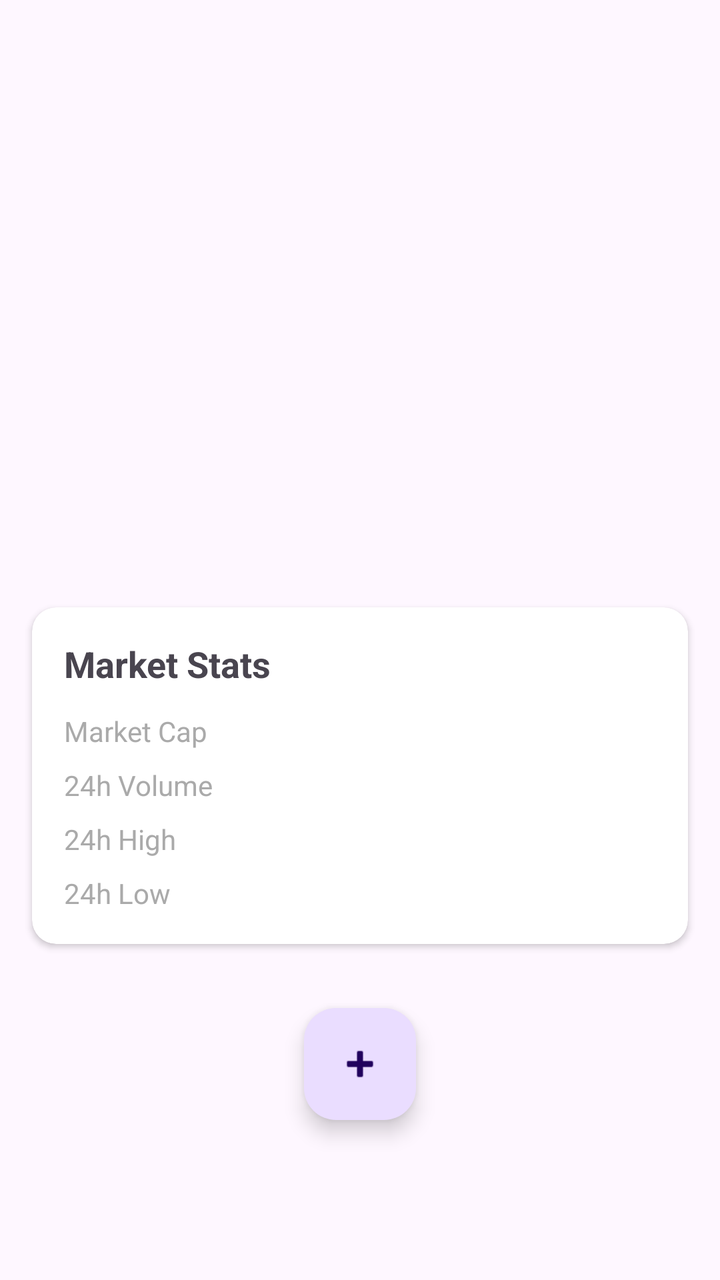
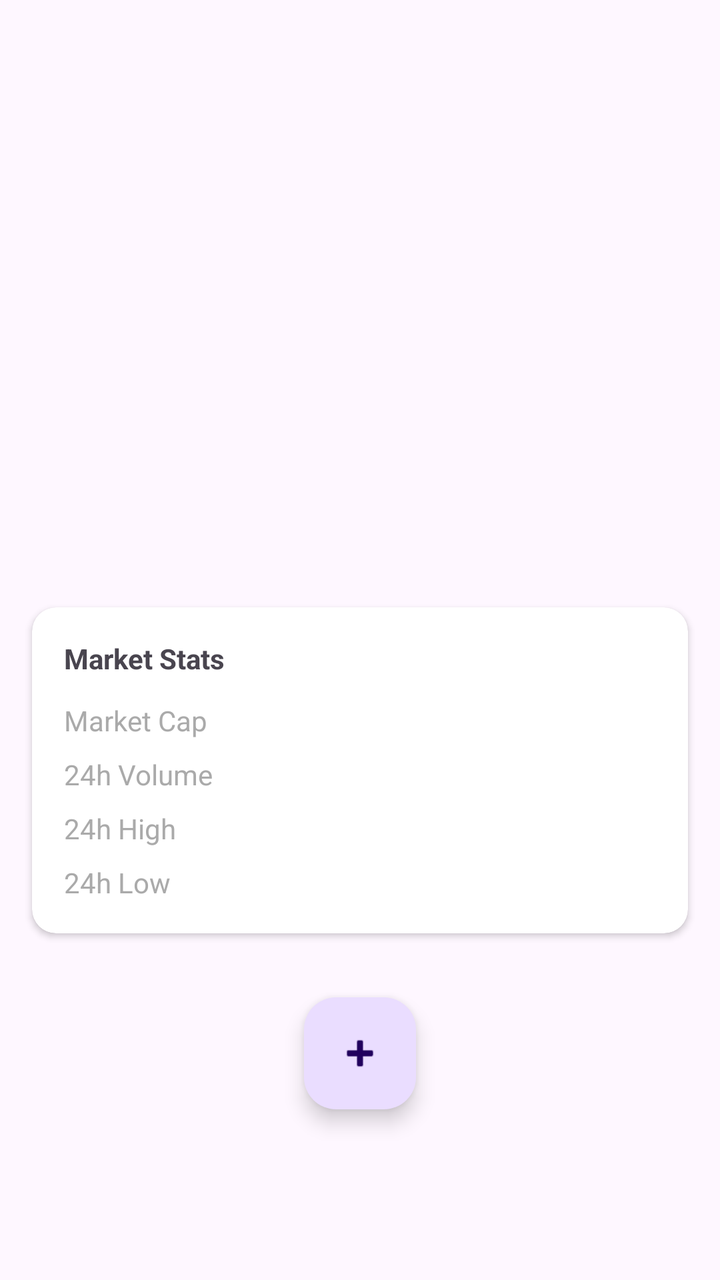

Two renders of the same Android screen: before a commit and after it. Below are the layout's source before the change and the commit's diff.
<!-- AndroidManifest.xml: application theme Theme.CryptoTracker -->
<!-- res/layout/activity_coin_detail.xml -->
<?xml version="1.0" encoding="utf-8"?>
<androidx.core.widget.NestedScrollView
    xmlns:android="http://schemas.android.com/apk/res/android"
    xmlns:app="http://schemas.android.com/apk/res-auto"
    android:layout_width="match_parent"
    android:layout_height="match_parent">

    <LinearLayout
        android:layout_width="match_parent"
        android:layout_height="wrap_content"
        android:orientation="vertical">

        <com.google.android.material.appbar.AppBarLayout
            android:layout_width="match_parent"
            android:layout_height="wrap_content">

            <com.google.android.material.appbar.MaterialToolbar
                android:id="@+id/toolbar"
                android:layout_width="match_parent"
                android:layout_height="?attr/actionBarSize"/>

        </com.google.android.material.appbar.AppBarLayout>

        <ImageView
            android:id="@+id/coinImage"
            android:layout_width="80dp"
            android:layout_height="80dp"
            android:layout_gravity="center"
            android:layout_margin="16dp"
            android:contentDescription="Coin image"/>

        <TextView
            android:id="@+id/coinName"
            android:layout_width="wrap_content"
            android:layout_height="wrap_content"
            android:layout_gravity="center"
            android:textSize="24sp"
            android:textStyle="bold"/>

        <TextView
            android:id="@+id/coinPrice"
            android:layout_width="wrap_content"
            android:layout_height="wrap_content"
            android:layout_gravity="center"
            android:textSize="32sp"
            android:textStyle="bold"
            android:layout_marginTop="8dp"/>

        <TextView
            android:id="@+id/coinChange"
            android:layout_width="wrap_content"
            android:layout_height="wrap_content"
            android:layout_gravity="center"
            android:textSize="18sp"
            android:layout_marginTop="4dp"/>

        <androidx.cardview.widget.CardView
            xmlns:app="http://schemas.android.com/apk/res-auto"
            android:layout_width="match_parent"
            android:layout_height="wrap_content"
            android:layout_margin="16dp"
            app:cardCornerRadius="12dp"
            app:cardElevation="2dp">

            <LinearLayout
                android:layout_width="match_parent"
                android:layout_height="wrap_content"
                android:orientation="vertical"
                android:padding="16dp">

                <TextView
                    android:layout_width="wrap_content"
                    android:layout_height="wrap_content"
                    android:text="Market Stats"
                    android:textSize="18sp"
                    android:textStyle="bold"
                    android:layout_marginBottom="12dp"/>

                <LinearLayout
                    android:layout_width="match_parent"
                    android:layout_height="wrap_content"
                    android:orientation="horizontal"
                    android:layout_marginBottom="8dp">

                    <TextView
                        android:layout_width="0dp"
                        android:layout_height="wrap_content"
                        android:layout_weight="1"
                        android:text="Market Cap"
                        android:textColor="@android:color/darker_gray"/>

                    <TextView
                        android:id="@+id/coinMarketCap"
                        android:layout_width="wrap_content"
                        android:layout_height="wrap_content"
                        android:textStyle="bold"/>

                </LinearLayout>

                <LinearLayout
                    android:layout_width="match_parent"
                    android:layout_height="wrap_content"
                    android:orientation="horizontal"
                    android:layout_marginBottom="8dp">

                    <TextView
                        android:layout_width="0dp"
                        android:layout_height="wrap_content"
                        android:layout_weight="1"
                        android:text="24h Volume"
                        android:textColor="@android:color/darker_gray"/>

                    <TextView
                        android:id="@+id/coinVolume"
                        android:layout_width="wrap_content"
                        android:layout_height="wrap_content"
                        android:textStyle="bold"/>

                </LinearLayout>

                <LinearLayout
                    android:layout_width="match_parent"
                    android:layout_height="wrap_content"
                    android:orientation="horizontal"
                    android:layout_marginBottom="8dp">

                    <TextView
                        android:layout_width="0dp"
                        android:layout_height="wrap_content"
                        android:layout_weight="1"
                        android:text="24h High"
                        android:textColor="@android:color/darker_gray"/>

                    <TextView
                        android:id="@+id/coinHigh"
                        android:layout_width="wrap_content"
                        android:layout_height="wrap_content"
                        android:textStyle="bold"/>

                </LinearLayout>

                <LinearLayout
                    android:layout_width="match_parent"
                    android:layout_height="wrap_content"
                    android:orientation="horizontal">

                    <TextView
                        android:layout_width="0dp"
                        android:layout_height="wrap_content"
                        android:layout_weight="1"
                        android:text="24h Low"
                        android:textColor="@android:color/darker_gray"/>

                    <TextView
                        android:id="@+id/coinLow"
                        android:layout_width="wrap_content"
                        android:layout_height="wrap_content"
                        android:textStyle="bold"/>

                </LinearLayout>

            </LinearLayout>

        </androidx.cardview.widget.CardView>

        <com.google.android.material.floatingactionbutton.FloatingActionButton
            android:id="@+id/fab"
            android:layout_width="wrap_content"
            android:layout_height="wrap_content"
            android:layout_gravity="center"
            android:layout_margin="16dp"
            android:contentDescription="Add to portfolio"
            app:srcCompat="@android:drawable/ic_input_add"/>

    </LinearLayout>

</androidx.core.widget.NestedScrollView>
<!-- resources referenced by this layout -->
<resources>
  <style name="Theme.CryptoTracker" parent="Base.Theme.CryptoTracker" />
  <style name="Base.Theme.CryptoTracker" parent="Theme.Material3.DayNight.NoActionBar">
      </style>
</resources>

<!-- the commit's change to res/layout/activity_coin_detail.xml (unified diff, before → after) -->
@@ -4,7 +4,6 @@
     xmlns:app="http://schemas.android.com/apk/res-auto"
     android:layout_width="match_parent"
     android:layout_height="match_parent">
-
     <LinearLayout
         android:layout_width="match_parent"
         android:layout_height="wrap_content"
@@ -18,7 +17,6 @@
                 android:id="@+id/toolbar"
                 android:layout_width="match_parent"
                 android:layout_height="?attr/actionBarSize"/>
-
         </com.google.android.material.appbar.AppBarLayout>
 
         <ImageView
@@ -45,7 +43,6 @@
             android:textSize="32sp"
             android:textStyle="bold"
             android:layout_marginTop="8dp"/>
-
         <TextView
             android:id="@+id/coinChange"
             android:layout_width="wrap_content"
@@ -55,14 +52,12 @@
             android:layout_marginTop="4dp"/>
 
         <androidx.cardview.widget.CardView
-            xmlns:app="http://schemas.android.com/apk/res-auto"
             android:layout_width="match_parent"
             android:layout_height="wrap_content"
             android:layout_margin="16dp"
             app:cardCornerRadius="12dp"
             app:cardElevation="2dp">
-
-            <LinearLayout
+        <LinearLayout
                 android:layout_width="match_parent"
                 android:layout_height="wrap_content"
                 android:orientation="vertical"
@@ -72,106 +67,101 @@
                     android:layout_width="wrap_content"
                     android:layout_height="wrap_content"
                     android:text="Market Stats"
-                    android:textSize="18sp"
                     android:textStyle="bold"
                     android:layout_marginBottom="12dp"/>
 
-                <LinearLayout
-                    android:layout_width="match_parent"
+            <LinearLayout
+                android:layout_width="match_parent"
+                android:layout_height="wrap_content"
+                android:orientation="horizontal"
+                android:layout_marginBottom="8dp">
+
+                <TextView
+                    android:layout_width="0dp"
                     android:layout_height="wrap_content"
-                    android:orientation="horizontal"
-                    android:layout_marginBottom="8dp">
+                    android:layout_weight="1"
+                    android:text="Market Cap"
+                    android:textColor="@android:color/darker_gray"/>
 
-                    <TextView
-                        android:layout_width="0dp"
-                        android:layout_height="wrap_content"
-                        android:layout_weight="1"
-                        android:text="Market Cap"
-                        android:textColor="@android:color/darker_gray"/>
-
-                    <TextView
-                        android:id="@+id/coinMarketCap"
-                        android:layout_width="wrap_content"
-                        android:layout_height="wrap_content"
-                        android:textStyle="bold"/>
-
-                </LinearLayout>
-
-                <LinearLayout
-                    android:layout_width="match_parent"
+                <TextView
+                    android:id="@+id/coinMarketCap"
+                    android:layout_width="wrap_content"
                     android:layout_height="wrap_content"
-                    android:orientation="horizontal"
-                    android:layout_marginBottom="8dp">
-
-                    <TextView
-                        android:layout_width="0dp"
-                        android:layout_height="wrap_content"
-                        android:layout_weight="1"
-                        android:text="24h Volume"
-                        android:textColor="@android:color/darker_gray"/>
-
-                    <TextView
-                        android:id="@+id/coinVolume"
-                        android:layout_width="wrap_content"
-                        android:layout_height="wrap_content"
-                        android:textStyle="bold"/>
-
-                </LinearLayout>
-
-                <LinearLayout
-                    android:layout_width="match_parent"
-                    android:layout_height="wrap_content"
-                    android:orientation="horizontal"
-                    android:layout_marginBottom="8dp">
-
-                    <TextView
-                        android:layout_width="0dp"
-                        android:layout_height="wrap_content"
-                        android:layout_weight="1"
-                        android:text="24h High"
-                        android:textColor="@android:color/darker_gray"/>
-
-                    <TextView
-                        android:id="@+id/coinHigh"
-                        android:layout_width="wrap_content"
-                        android:layout_height="wrap_content"
-                        android:textStyle="bold"/>
-
-                </LinearLayout>
-
-                <LinearLayout
-                    android:layout_width="match_parent"
-                    android:layout_height="wrap_content"
-                    android:orientation="horizontal">
-
-                    <TextView
-                        android:layout_width="0dp"
-                        android:layout_height="wrap_content"
-                        android:layout_weight="1"
-                        android:text="24h Low"
-                        android:textColor="@android:color/darker_gray"/>
-
-                    <TextView
-                        android:id="@+id/coinLow"
-                        android:layout_width="wrap_content"
-                        android:layout_height="wrap_content"
-                        android:textStyle="bold"/>
-
-                </LinearLayout>
+                    android:textStyle="bold"/>
 
             </LinearLayout>
+
+
+            <LinearLayout
+                android:layout_width="match_parent"
+                android:layout_height="wrap_content"
+                android:orientation="horizontal"
+                android:layout_marginBottom="8dp">
+
+                <TextView
+                    android:layout_width="0dp"
+                    android:layout_height="wrap_content"
+                    android:layout_weight="1"
+                    android:text="24h Volume"
+                    android:textColor="@android:color/darker_gray"/>
+                <TextView
+                    android:id="@+id/coinVolume"
+                    android:layout_width="wrap_content"
+                    android:layout_height="wrap_content"
+                    android:textStyle="bold"/>
+            </LinearLayout>
+
+            <LinearLayout
+                android:layout_width="match_parent"
+                android:layout_height="wrap_content"
+                android:orientation="horizontal"
+                android:layout_marginBottom="8dp">
+
+                <TextView
+                    android:layout_width="0dp"
+                    android:layout_height="wrap_content"
+                    android:layout_weight="1"
+                    android:text="24h High"
+                    android:textColor="@android:color/darker_gray"/>
+
+                <TextView
+                    android:id="@+id/coinHigh"
+                    android:layout_width="wrap_content"
+                    android:layout_height="wrap_content"
+                    android:textStyle="bold"/>
+            </LinearLayout>
+
+            <LinearLayout
+                android:layout_width="match_parent"
+                android:layout_height="wrap_content"
+                android:orientation="horizontal">
+
+                <TextView
+                    android:layout_width="0dp"
+                    android:layout_height="wrap_content"
+                    android:layout_weight="1"
+                    android:text="24h Low"
+                    android:textColor="@android:color/darker_gray"/>
+
+                <TextView
+                    android:id="@+id/coinLow"
+                    android:layout_width="wrap_content"
+                    android:layout_height="wrap_content"
+                    android:textStyle="bold"/>
+            </LinearLayout>
+        </LinearLayout>
+
 
         </androidx.cardview.widget.CardView>
 
         <com.google.android.material.floatingactionbutton.FloatingActionButton
-            android:id="@+id/fab"
+            android:id="@+id/fabAddToPortfolio"
             android:layout_width="wrap_content"
             android:layout_height="wrap_content"
             android:layout_gravity="center"
             android:layout_margin="16dp"
             android:contentDescription="Add to portfolio"
             app:srcCompat="@android:drawable/ic_input_add"/>
-
     </LinearLayout>
 
 </androidx.core.widget.NestedScrollView>
